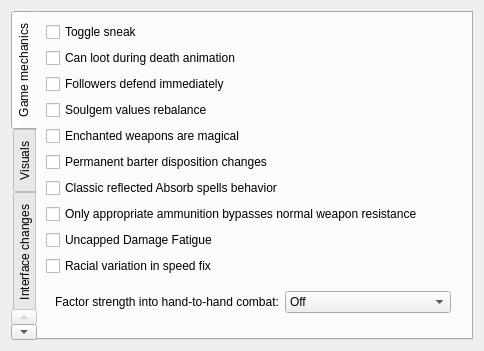
Old version of the form files/ui/advancedpage.ui in the repository sunhawken/openmw.
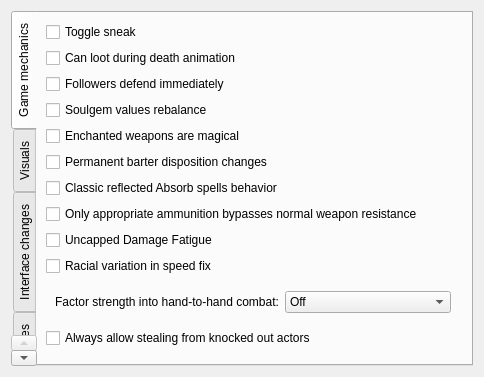
New version of the form.

Commit message: Add option to always allow stealing from KO'd actors (feature #5545)

```diff
--- a/files/ui/advancedpage.ui
+++ b/files/ui/advancedpage.ui
@@ -154,6 +154,16 @@
          </layout>
         </widget>
        </item>
+       <item>
+        <widget class="QCheckBox" name="stealingFromKnockedOutCheckBox">
+         <property name="toolTip">
+          <string>&lt;html&gt;&lt;head/&gt;&lt;body&gt;&lt;p&gt;Make stealing items from NPCs that were knocked down possible during combat.&lt;/p&gt;&lt;/body&gt;&lt;/html&gt;</string>
+         </property>
+         <property name="text">
+          <string>Always allow stealing from knocked out actors</string>
+         </property>
+        </widget>
+       </item>
        <item>
         <spacer>
          <property name="orientation">
```
The commit also changes 5 other files.
